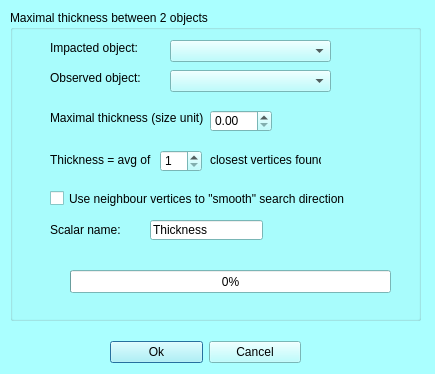
Old version of the form MorphoDig/Qt/mqScalarsThicknessBetweenDialog.ui in the repository morphomuseum/MorphoDig.
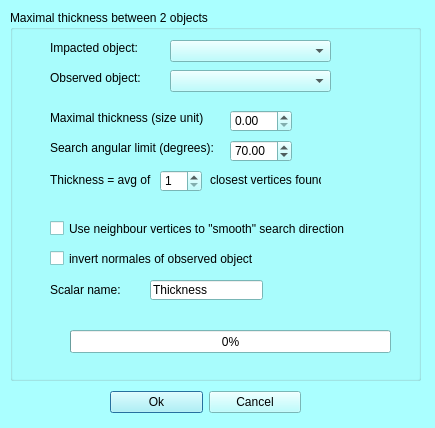
New version of the form.

Commit message: Angular limit search, plus optional invert normales when comparing 2 surfaces.

```diff
--- a/MorphoDig/Qt/mqScalarsThicknessBetweenDialog.ui
+++ b/MorphoDig/Qt/mqScalarsThicknessBetweenDialog.ui
@@ -7,7 +7,7 @@
     <x>0</x>
     <y>0</y>
     <width>435</width>
-    <height>374</height>
+    <height>428</height>
    </rect>
   </property>
   <property name="palette">
@@ -432,7 +432,7 @@
    <property name="geometry">
     <rect>
      <x>110</x>
-     <y>340</y>
+     <y>390</y>
      <width>191</width>
      <height>25</height>
     </rect>
@@ -460,7 +460,7 @@
      <x>10</x>
      <y>10</y>
      <width>411</width>
-     <height>311</height>
+     <height>371</height>
     </rect>
    </property>
    <property name="title">
@@ -482,7 +482,7 @@
    <widget class="QDoubleSpinBox" name="thickness">
     <property name="geometry">
      <rect>
-      <x>200</x>
+      <x>220</x>
       <y>100</y>
       <width>62</width>
       <height>22</height>
@@ -493,7 +493,7 @@
     <property name="geometry">
      <rect>
       <x>40</x>
-      <y>180</y>
+      <y>210</y>
       <width>331</width>
       <height>17</height>
      </rect>
@@ -506,7 +506,7 @@
     <property name="geometry">
      <rect>
       <x>40</x>
-      <y>140</y>
+      <y>160</y>
       <width>111</width>
       <height>21</height>
      </rect>
@@ -519,7 +519,7 @@
     <property name="geometry">
      <rect>
       <x>150</x>
-      <y>140</y>
+      <y>160</y>
       <width>42</width>
       <height>22</height>
      </rect>
@@ -532,7 +532,7 @@
     <property name="geometry">
      <rect>
       <x>200</x>
-      <y>140</y>
+      <y>160</y>
       <width>111</width>
       <height>21</height>
      </rect>
@@ -545,7 +545,7 @@
     <property name="geometry">
      <rect>
       <x>140</x>
-      <y>210</y>
+      <y>270</y>
       <width>113</width>
       <height>20</height>
      </rect>
@@ -558,7 +558,7 @@
     <property name="geometry">
      <rect>
       <x>40</x>
-      <y>210</y>
+      <y>270</y>
       <width>111</width>
       <height>21</height>
      </rect>
@@ -613,12 +613,54 @@
      <string>&lt;html&gt;&lt;head/&gt;&lt;body&gt;&lt;p&gt;Observed object:&lt;/p&gt;&lt;/body&gt;&lt;/html&gt;</string>
     </property>
    </widget>
+   <widget class="QCheckBox" name="invertObservedNormales">
+    <property name="geometry">
+     <rect>
+      <x>40</x>
+      <y>240</y>
+      <width>331</width>
+      <height>17</height>
+     </rect>
+    </property>
+    <property name="text">
+     <string>invert normales of observed object</string>
+    </property>
+   </widget>
+   <widget class="QLabel" name="label_11">
+    <property name="geometry">
+     <rect>
+      <x>40</x>
+      <y>130</y>
+      <width>201</width>
+      <height>16</height>
+     </rect>
+    </property>
+    <property name="text">
+     <string>&lt;html&gt;&lt;head/&gt;&lt;body&gt;&lt;p&gt;Search angular limit (degrees):&lt;/p&gt;&lt;/body&gt;&lt;/html&gt;</string>
+    </property>
+   </widget>
+   <widget class="QDoubleSpinBox" name="angularLimit">
+    <property name="geometry">
+     <rect>
+      <x>220</x>
+      <y>130</y>
+      <width>62</width>
+      <height>22</height>
+     </rect>
+    </property>
+    <property name="maximum">
+     <double>180.000000000000000</double>
+    </property>
+    <property name="value">
+     <double>70.000000000000000</double>
+    </property>
+   </widget>
   </widget>
   <widget class="QProgressBar" name="progressBar">
    <property name="geometry">
     <rect>
      <x>70</x>
-     <y>270</y>
+     <y>330</y>
      <width>321</width>
      <height>23</height>
     </rect>
```
The commit also changes 5 other files.
